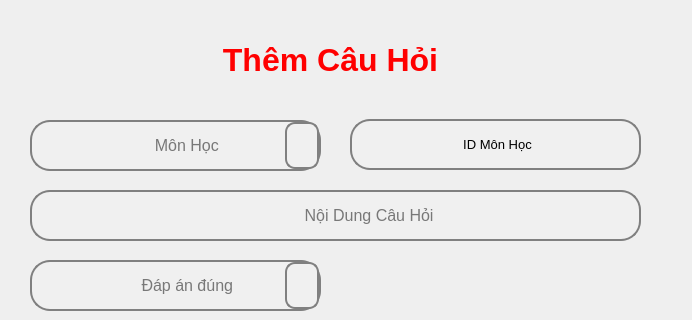
Qt form hieuchinh_cauhoi.ui (TaiPhanCoder/Do_An_Thi_Trac_Ngiem_c-) before a commit; both pictures show x 0 to 692 and y 0 to 320 of the 692 by 519 pixel window.
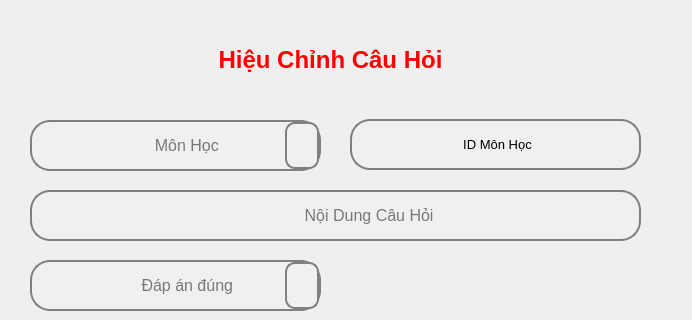
The same form after that commit. Icons and pictures are not drawn.

The edit to the form file:
```diff
--- a/hieuchinh_cauhoi.ui
+++ b/hieuchinh_cauhoi.ui
@@ -274,7 +274,7 @@
     </rect>
    </property>
    <property name="text">
-    <string>&lt;html&gt;&lt;head/&gt;&lt;body&gt;&lt;p align=&quot;center&quot;&gt;&lt;span style=&quot; font-size:24pt; font-weight:700; color:#ff0000;&quot;&gt;Thêm Câu Hỏi&lt;/span&gt;&lt;/p&gt;&lt;/body&gt;&lt;/html&gt;</string>
+    <string>&lt;html&gt;&lt;head/&gt;&lt;body&gt;&lt;p align=&quot;center&quot;&gt;&lt;span style=&quot; font-size:18pt; font-weight:700; color:#ff0000;&quot;&gt;Hiệu Chỉnh Câu Hỏi&lt;/span&gt;&lt;/p&gt;&lt;/body&gt;&lt;/html&gt;</string>
    </property>
   </widget>
   <widget class="QComboBox" name="dapAnDung">
```
